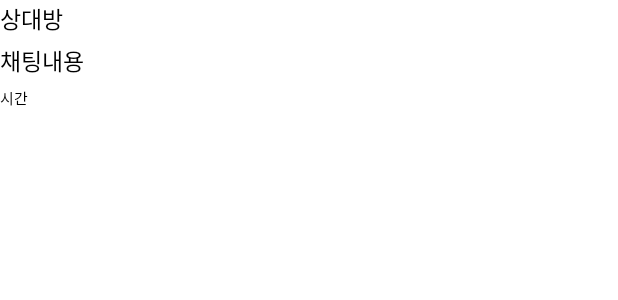
After one commit to rudan8256/unicon_project, an Android app: the layout item_chatting.xml on its own in the app's theme, with its tools: preview values and no code run, on a phone screen of 412 x 824 dp. The commit adds this screen. Shown: the top 300 px of the screen. Run offline under Robolectric (Android 15) with nearby library versions, the phone set to English and light mode, and no system bars.

Commit message:
Chatting Function Update

```diff
--- a/app/build.gradle
+++ b/app/build.gradle
@@ -50,6 +50,7 @@ dependencies {
     implementation 'com.google.android.gms:play-services-auth:20.1.0'
     implementation "com.kakao.sdk:v2-user:2.9.1" // 카카오 로그인
     implementation group: project.KAKAO_SDK_GROUP, name: 'usermgmt', version: project.KAKAO_SDK_VERSION
+    implementation 'com.google.firebase:firebase-database:20.0.0'
 
 
     testImplementation 'junit:junit:4.+'
--- /dev/null
+++ b/app/src/main/res/layout/item_chatting.xml
@@ -0,0 +1,33 @@
+<?xml version="1.0" encoding="utf-8"?>
+<LinearLayout xmlns:android="http://schemas.android.com/apk/res/android"
+    android:layout_width="match_parent"
+    android:layout_height="match_parent"
+    android:orientation="vertical">
+
+    <TextView
+        android:id="@+id/tv_chatting_id"
+        android:gravity="center_vertical"
+        android:layout_width="match_parent"
+        android:layout_height="25sp"
+        android:textColor="@color/black"
+        android:textSize="15sp"
+        android:text="상대방"/>
+
+    <TextView
+        android:id="@+id/tv_chatting_msg"
+        android:gravity="center_vertical"
+        android:layout_width="match_parent"
+        android:layout_height="30sp"
+        android:textColor="@color/black"
+        android:textSize="15sp"
+        android:text="채팅내용"/>
+
+    <TextView
+        android:id="@+id/tv_chatting_time"
+        android:gravity="center_vertical"
+        android:layout_width="match_parent"
+        android:layout_height="20sp"
+        android:textColor="@color/black"
+        android:textSize="10sp"
+        android:text="시간"/>
+</LinearLayout>
```
Also changed, not shown: app/src/main/AndroidManifest.xml (+8 -9 lines), app/src/main/java/com/example/unicon_project/ChattingActivity.java (added, +137 -0 lines), app/src/main/java/com/example/unicon_project/ChattingAdapter.java (added, +66 -0 lines), app/src/main/java/com/example/unicon_project/ChattingData.java (added, +44 -0 lines), app/src/main/java/com/example/unicon_project/MainActivity.java (+10 -1 lines), app/src/main/res/layout/activity_chatting.xml (added, +38 -0 lines), app/src/main/res/layout/activity_main.xml (+6 -1 lines).
